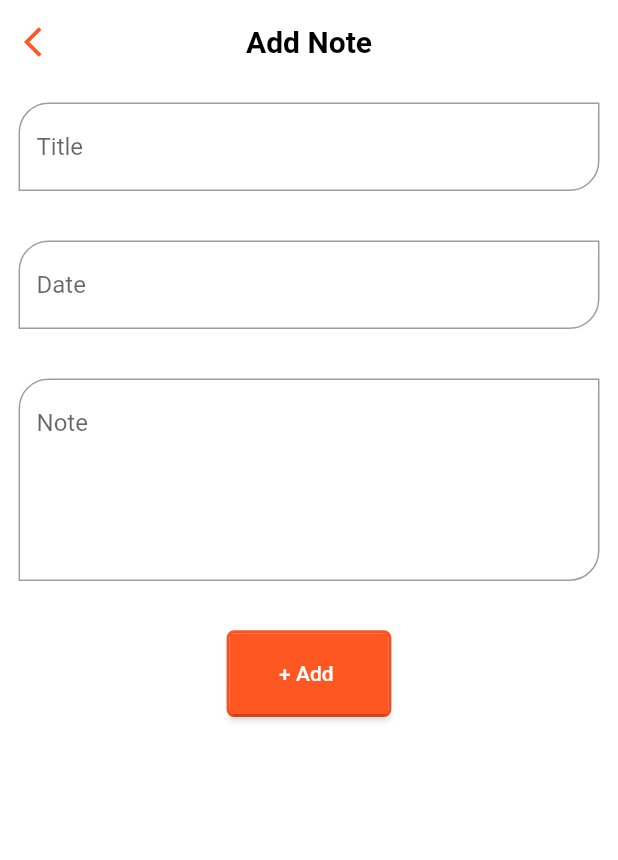
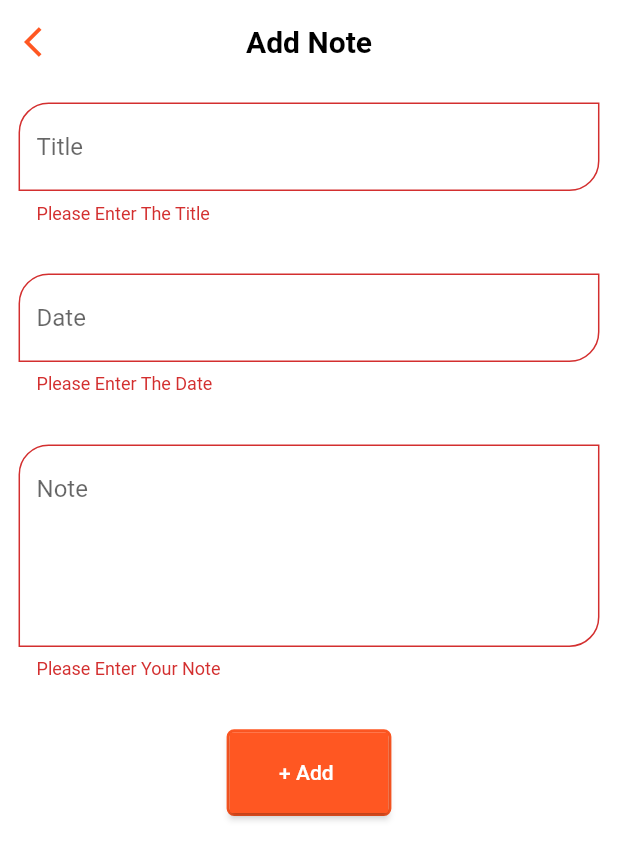
Before and after one commit to Madonna-Milad/workshop_app, a Flutter app: the NewNoteScreen screen opened directly, after a tap on "+ Add", on a phone screen of 412 x 824 dp. Shown: the top 860 px of the screen. Run offline on Flutter 3.47's test engine with Material 2 defaults, Android fonts, the phone set to English and light mode, and no system bars; our stand-ins replace bloc, bottom_navy_bar, dio, flutter_bloc, percent_indicator, sqflite and 2 more; missing offline and left inert: simple_html_css; accounts and stored records are empty; network calls fail.

Commit message:
sqflite_added

```diff
--- a/lib/view/screens/home_screen.dart
+++ b/lib/view/screens/home_screen.dart
@@ -28,7 +28,7 @@ List <VoidCallback> destinations=[
   (){ navigateTo(context, MidtermsScreen());},
   (){ navigateTo(context,FinalsScreen());},
   (){navigateTo(context,EventsScreen());},
-  (){navigateTo(context,NotesScreen());},
+  (){navigateTo(context,NotesScreen([]));},
 ];
 
     return Scaffold(
--- a/lib/view/screens/new_note.dart
+++ b/lib/view/screens/new_note.dart
@@ -1,16 +1,20 @@
 import 'package:flutter/material.dart';
 import 'package:flutter/src/foundation/key.dart';
 import 'package:flutter/src/widgets/framework.dart';
+import 'package:flutter_bloc/flutter_bloc.dart';
 import 'package:workshop_app/view/screens/layout_screen.dart';
 import 'package:workshop_app/view/screens/notes_screen.dart';
+import 'package:workshop_app/view_model/notes/notes_cubit.dart';
 
 import '../../model/size_model.dart';
+import '../../view_model/notes/notes_states.dart';
 import '../componants/core/defaultButton.dart';
 import '../componants/core/defaultTextFormField.dart';
 import '../componants/core/navigation.dart';
 
 class NewNoteScreen extends StatelessWidget {
    NewNoteScreen({Key? key}) : super(key: key);
+var formKey=GlobalKey<FormState>();
 var titleController=TextEditingController();
 var dateController=TextEditingController();
 var noteController=TextEditingController();
@@ -18,9 +22,15 @@ var noteController=TextEditingController();
   Widget build(BuildContext context) {
    ScreenSize.initScreenSize(context);
 
-    return Scaffold(
+    return  BlocConsumer<NotesCubit,NotesStates>(
+        listener: (context, state) {
+
+        },
+        builder: (context, state) {
+          NotesCubit cubit=NotesCubit.get(context);
+          return   Scaffold(
 appBar: AppBar(leading:IconButton(onPressed: (){
-  navigateTo(context,NotesScreen());
+  navigateTo(context,NotesScreen([]));
 },
  icon:  Icon(Icons.arrow_back_ios,),),
 title: Text('Add Note'),
@@ -28,23 +38,47 @@ title: Text('Add Note'),
 body: Padding(
   padding:  EdgeInsets.all(ScreenSize.width*.03),
    child:   SingleChildScrollView(
+     child: Form(
+            key: formKey,
             child: Column(children: [
 
-      defaultTextFormField(controller: titleController, label: 'Title',isNote: true,validator: (s){}),
+            defaultTextFormField(controller: titleController, label: 'Title',isNote: true,validator: ((value) {
+                                    if(value.isEmpty){
+                                      return 'Please Enter The Title';
+                                    }
+                                     }),),
 
              SizedBox(height:ScreenSize.height*.04,),
 
-       defaultTextFormField(controller: dateController, label: 'Date',isNote: true,validator: (s){}),
+             defaultTextFormField(controller: dateController, label: 'Date',isNote: true,validator: ((value) {
+                                    if(value.isEmpty){
+                                      return 'Please Enter The Date';
+                                    }
+                                     }),),
 
                SizedBox(height:ScreenSize.height*.04,),
 
-     defaultTextFormField(controller: noteController, label: 'Note',isNote: true,maxNumberOfLines: 5,validator: (s){}),
+                   defaultTextFormField(controller: noteController, label: 'Note',isNote: true,maxNumberOfLines: 5,validator: ((value) {
+                                    if(value.isEmpty){
+                                      return 'Please Enter Your Note';
+                                    }
+                                     }),),
 
 
 
                  SizedBox(height:ScreenSize.height*.04,),
 
-     defaultButton(onButtonPressed: (){},
+                   defaultButton(onButtonPressed: ()async{
+                    if(formKey.currentState!.validate()){
+                       await cubit.insertToDatabase(title: titleController.text,date: dateController.text,description: noteController.text);
+
+                         navigateTo(context, NotesScreen(cubit.notes));
+
+                    }
+
+
+
+                   },
                    buttonName: '+ Add ',
                    height: ScreenSize.height,
                    width: ScreenSize.width/3,
@@ -53,8 +87,13 @@ body: Padding(
 
 
                    ],),
+          )
+
+
        ),
      ),
+        );}
+
     );
 
   }
--- /dev/null
+++ b/lib/view_model/notes/notes_states.dart
@@ -0,0 +1,11 @@
+abstract class NotesStates{}
+
+class InitialState extends NotesStates{}
+
+ class CreateDatabaseState extends NotesStates {}
+class GetDatabaseLoadingState extends NotesStates {}
+class InsertDataState extends NotesStates{}
+class GetDataState extends NotesStates{}
+class AppUpdateDatabaseState extends NotesStates {}
+
+class AppDeleteDatabaseState extends NotesStates {}
--- a/pubspec.yaml
+++ b/pubspec.yaml
@@ -35,19 +35,15 @@ dependencies:
   # Use with the CupertinoIcons class for iOS style icons.
   cupertino_icons: ^1.0.2
   percent_indicator: ^4.2.2
-  easy_splash_screen: ^1.0.4
   bloc: ^8.1.0
   flutter_bloc: ^8.1.1
   syncfusion_flutter_calendar: ^20.2.49
   bottom_navy_bar: ^6.0.0
   dio: ^4.0.6
   top_snackbar_flutter: ^2.1.1
-  #flutter_html: ^2.2.1
   sqflite: ^2.0.3+1
-  #simple_html_css: ^3.0.1+1
- # fluttertoast: ^8.0.9
+  simple_html_css: ^3.0.1+1
 
-  #google_fonts: ^3.0.1
 
 dev_dependencies:
   flutter_test:
```
Also changed, not shown: lib/main.dart (+6 -1 lines), lib/view/componants/notes/notes_card.dart (added, +29 -0 lines), lib/view/screens/FAQ_screen.dart (+25 -10 lines), lib/view/screens/notes_screen.dart (+28 -30 lines), lib/view/screens/terms&conditions_screen.dart (+34 -20 lines), lib/view_model/authentication/signup_cubit.dart (+4 -4 lines), lib/view_model/database/local/sql_helper.dart (+120 -34 lines), lib/view_model/notes/notes_cubit.dart (added, +97 -0 lines), pubspec.lock. Lines whose indentation alone changed are shown as unchanged.
